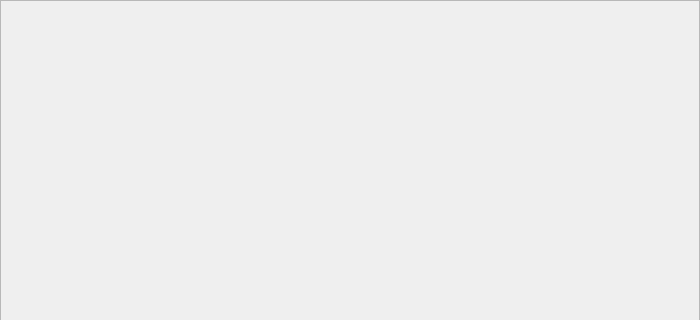
Before: the Qt Designer form images-viewer/images_dialog.ui in Dewberry/images_viewer, drawn with Qt 5; both pictures show x 0 to 700 and y 0 to 320 of the 700 by 700 pixel window.
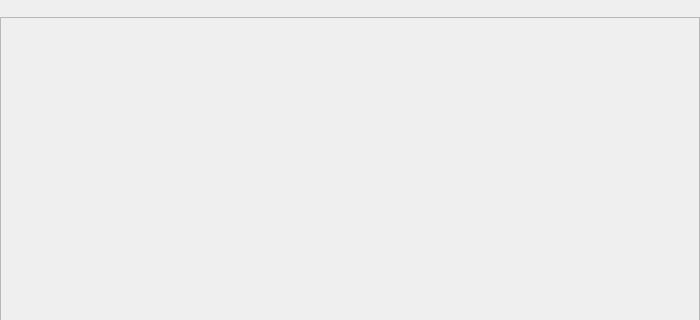
After: the same form once the commit is applied.

Commit message: Add display expression and top toolbar

Patch:
```diff
--- a/images-viewer/images_dialog.ui
+++ b/images-viewer/images_dialog.ui
@@ -33,11 +33,24 @@
     <number>0</number>
    </property>
    <item>
-    <widget class="QScrollArea" name="scrollArea">
+        <widget class="QWidget" name="topToolBarContainer">
+          <layout class="QHBoxLayout" name="topToolBarLayout">
+            <property name="margin">
+              <number>0</number>
+            </property>
+            <item>
+              <widget class="QToolBar" name="topToolBar">
+              </widget>
+            </item>
+          </layout>
+        </widget>
+      </item>
+      <item>
+        <widget class="QScrollArea" name="mainScrollArea">
      <property name="widgetResizable">
       <bool>true</bool>
      </property>
-      <widget class="QWidget" name="scrollAreaWidgetContents">
+          <widget class="QWidget" name="scrollAreaContents">
         <layout class="QGridLayout" name="gridLayout">
           <property name="spacing">
            <number>25</number>
```
Left out of the diff: 16 changed lines with no effect on the pictures. Lines whose indentation alone changed are shown as unchanged. The commit also changes 1 other file.
